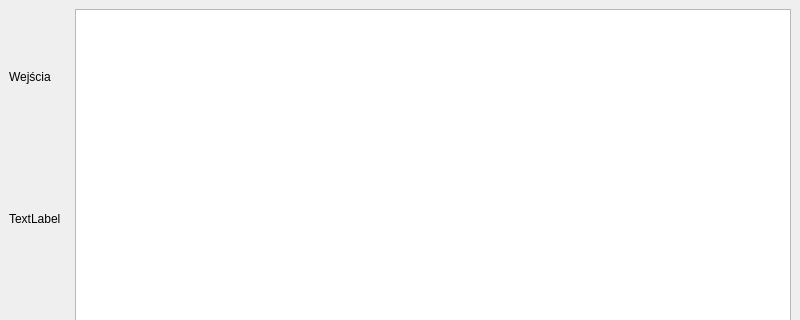
mikic202/Robot-Control-Panel, file RobotData.ui: the form before one commit; both pictures show x 0 to 800 and y 0 to 320 of the 800 by 600 pixel window.
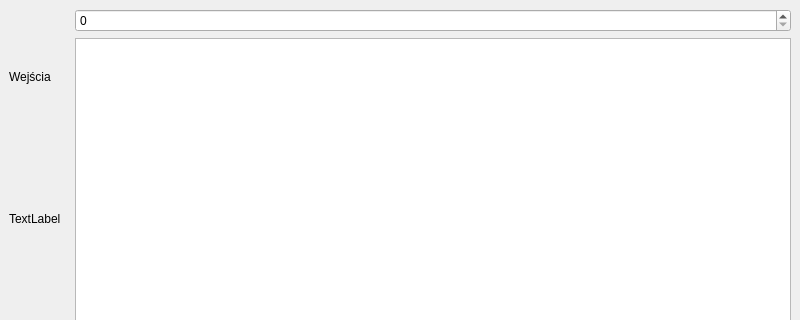
The form after the commit.

Commit message: Add changing number of readings displayed

```diff
--- a/RobotData.ui
+++ b/RobotData.ui
@@ -49,6 +49,9 @@
     </item>
     <item>
      <layout class="QVBoxLayout" name="verticalLayout_2">
+      <item>
+       <widget class="QSpinBox" name="ReadingsNumber"/>
+      </item>
       <item>
        <widget class="QListWidget" name="sensors"/>
       </item>
```
The commit also changes 3 other files.
